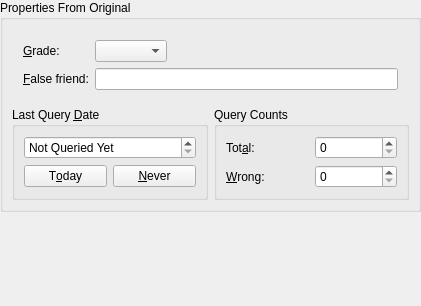
KDE/parley, file kvoctrain/entry-dialogs/FromToEntryPageForm.ui: the form before one commit.
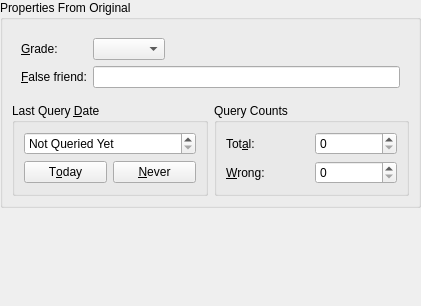
The form after the commit.

Commit message: Layout fixes. Mainly tab order.

Patch:
```diff
--- a/kvoctrain/entry-dialogs/FromToEntryPageForm.ui
+++ b/kvoctrain/entry-dialogs/FromToEntryPageForm.ui
@@ -33,7 +33,7 @@
      </property>
      <property name="sizeHint" >
       <size>
-       <width>20</width>
+       <width>421</width>
        <height>41</height>
       </size>
      </property>
@@ -51,6 +51,76 @@
       <property name="spacing" >
        <number>6</number>
       </property>
+      <item row="0" column="0" colspan="2" >
+       <layout class="QGridLayout" >
+        <property name="margin" >
+         <number>9</number>
+        </property>
+        <property name="spacing" >
+         <number>6</number>
+        </property>
+        <item row="0" column="2" >
+         <spacer>
+          <property name="orientation" >
+           <enum>Qt::Horizontal</enum>
+          </property>
+          <property name="sizeType" >
+           <enum>QSizePolicy::Expanding</enum>
+          </property>
+          <property name="sizeHint" >
+           <size>
+            <width>20</width>
+            <height>20</height>
+           </size>
+          </property>
+         </spacer>
+        </item>
+        <item row="1" column="1" colspan="2" >
+         <widget class="QLineEdit" name="fauxami_line" >
+          <property name="sizePolicy" >
+           <sizepolicy>
+            <hsizetype>7</hsizetype>
+            <vsizetype>5</vsizetype>
+            <horstretch>0</horstretch>
+            <verstretch>0</verstretch>
+           </sizepolicy>
+          </property>
+         </widget>
+        </item>
+        <item row="0" column="0" >
+         <widget class="QLabel" name="grade_label" >
+          <property name="text" >
+           <string>&amp;Grade:</string>
+          </property>
+          <property name="buddy" >
+           <cstring>gradebox</cstring>
+          </property>
+         </widget>
+        </item>
+        <item row="0" column="1" >
+         <widget class="QComboBox" name="gradebox" >
+          <property name="sizePolicy" >
+           <sizepolicy>
+            <hsizetype>1</hsizetype>
+            <vsizetype>5</vsizetype>
+            <horstretch>0</horstretch>
+            <verstretch>0</verstretch>
+           </sizepolicy>
+          </property>
+         </widget>
+        </item>
+        <item row="1" column="0" >
+         <widget class="QLabel" name="fauxami_label" >
+          <property name="text" >
+           <string>&amp;False friend:</string>
+          </property>
+          <property name="buddy" >
+           <cstring>fauxami_line</cstring>
+          </property>
+         </widget>
+        </item>
+       </layout>
+      </item>
       <item row="1" column="1" >
        <widget class="QGroupBox" name="GroupBox3" >
         <property name="title" >
@@ -170,84 +240,6 @@
         </layout>
        </widget>
       </item>
-      <item row="0" column="0" colspan="2" >
-       <widget class="QFrame" name="Frame3" >
-        <property name="frameShape" >
-         <enum>QFrame::NoFrame</enum>
-        </property>
-        <property name="frameShadow" >
-         <enum>QFrame::Plain</enum>
-        </property>
-        <layout class="QGridLayout" >
-         <property name="margin" >
-          <number>11</number>
-         </property>
-         <property name="spacing" >
-          <number>6</number>
-         </property>
-         <item row="0" column="2" >
-          <spacer>
-           <property name="orientation" >
-            <enum>Qt::Horizontal</enum>
-           </property>
-           <property name="sizeType" >
-            <enum>QSizePolicy::Expanding</enum>
-           </property>
-           <property name="sizeHint" >
-            <size>
-             <width>20</width>
-             <height>20</height>
-            </size>
-           </property>
-          </spacer>
-         </item>
-         <item row="0" column="1" >
-          <widget class="QComboBox" name="gradebox" >
-           <property name="sizePolicy" >
-            <sizepolicy>
-             <hsizetype>1</hsizetype>
-             <vsizetype>5</vsizetype>
-             <horstretch>0</horstretch>
-             <verstretch>0</verstretch>
-            </sizepolicy>
-           </property>
-          </widget>
-         </item>
-         <item row="1" column="1" colspan="2" >
-          <widget class="QLineEdit" name="fauxami_line" >
-           <property name="sizePolicy" >
-            <sizepolicy>
-             <hsizetype>7</hsizetype>
-             <vsizetype>5</vsizetype>
-             <horstretch>0</horstretch>
-             <verstretch>0</verstretch>
-            </sizepolicy>
-           </property>
-          </widget>
-         </item>
-         <item row="1" column="0" >
-          <widget class="QLabel" name="fauxami_label" >
-           <property name="text" >
-            <string>&amp;False friend:</string>
-           </property>
-           <property name="buddy" >
-            <cstring>fauxami_line</cstring>
-           </property>
-          </widget>
-         </item>
-         <item row="0" column="0" >
-          <widget class="QLabel" name="grade_label" >
-           <property name="text" >
-            <string>&amp;Grade:</string>
-           </property>
-           <property name="buddy" >
-            <cstring>gradebox</cstring>
-           </property>
-          </widget>
-         </item>
-        </layout>
-       </widget>
-      </item>
      </layout>
     </widget>
    </item>
```
Left out of the diff: 3 changed lines with no effect on the pictures. The commit also changes 8 other files.
